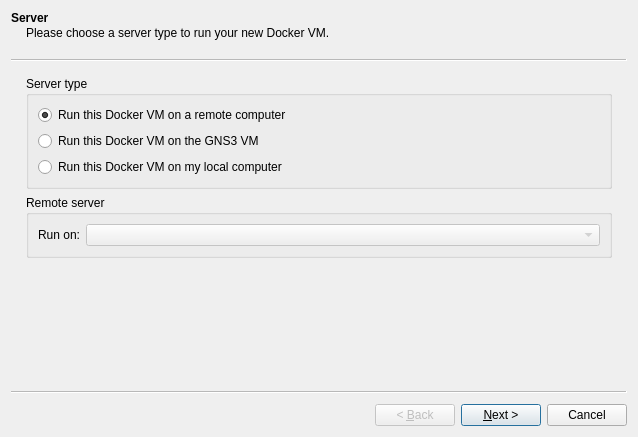
First picture: the form in gns3/modules/docker/ui/docker_vm_wizard.ui, repository GNS3/gns3-gui, before the edit.
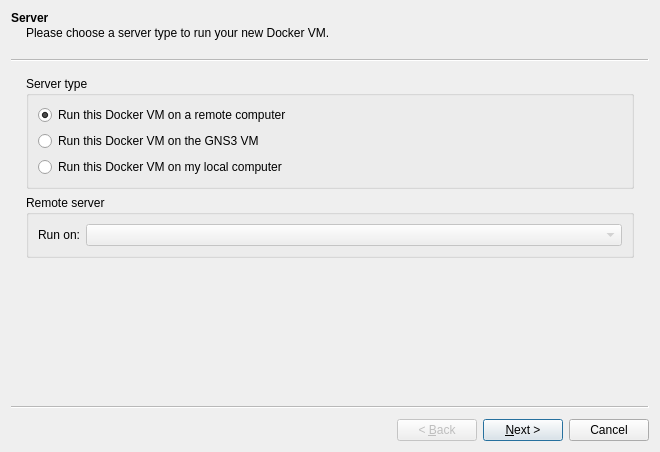
Second picture: the form after the edit.

Patch:
```diff
--- a/gns3/modules/docker/ui/docker_vm_wizard.ui
+++ b/gns3/modules/docker/ui/docker_vm_wizard.ui
@@ -6,8 +6,8 @@
    <rect>
     <x>0</x>
     <y>0</y>
-    <width>638</width>
-    <height>437</height>
+    <width>660</width>
+    <height>452</height>
    </rect>
   </property>
   <property name="windowTitle">
```
Left out of the diff: 5 changed lines with no effect on the pictures.
